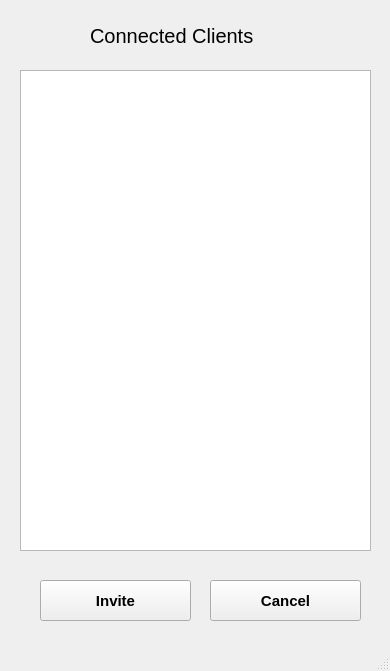
This is Windows/Invite.ui in JoeCheong23/Python-Chatting-Program as Qt 5 draws it before an edit. The edited form follows.
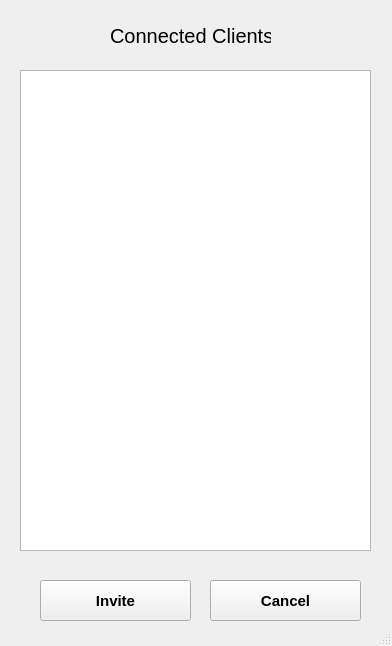
This is the edited form.

The edit to the form file:
```diff
--- a/Windows/Invite.ui
+++ b/Windows/Invite.ui
@@ -6,8 +6,8 @@
    <rect>
     <x>0</x>
     <y>0</y>
-    <width>390</width>
-    <height>671</height>
+    <width>392</width>
+    <height>646</height>
    </rect>
   </property>
   <property name="windowTitle">
@@ -30,9 +30,9 @@
    <widget class="QLabel" name="connectedclients_invite_label">
     <property name="geometry">
      <rect>
-      <x>90</x>
+      <x>110</x>
       <y>10</y>
-      <width>201</width>
+      <width>161</width>
       <height>51</height>
      </rect>
     </property>
```
